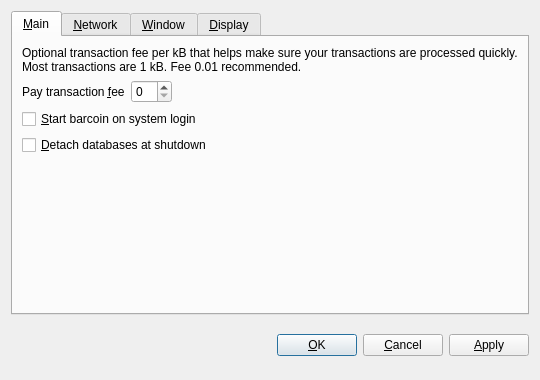
Above: src/qt/forms/optionsdialog.ui from lilycoin/lilycoin before the change. Below: the same form after it.
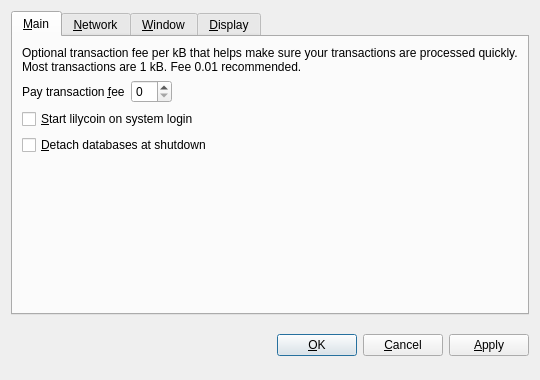
That is the form after the change. The open tabs and pages were chosen to show the change. Custom widgets are drawn as their Qt base class.

Patch:
```diff
--- a/src/qt/forms/optionsdialog.ui
+++ b/src/qt/forms/optionsdialog.ui
@@ -82,7 +82,7 @@
           <string>Automatically start barcoin after logging in to the system.</string>
          </property>
          <property name="text">
-          <string>&amp;Start barcoin on system login</string>
+          <string>&amp;Start lilycoin on system login</string>
          </property>
         </widget>
        </item>
```
Left out of the diff: 10 changed lines with no effect on the pictures.
